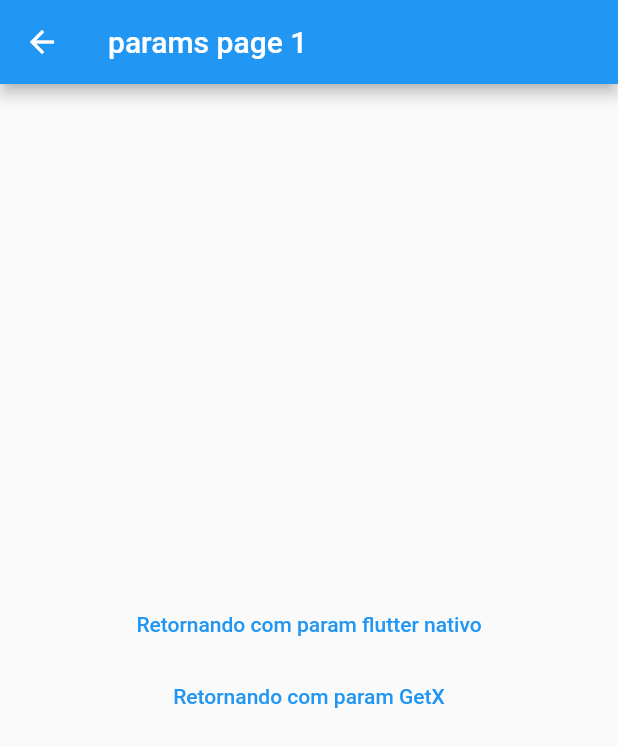
After one commit to moraes3000/flutter_getx_tutorial, a Flutter app: the AwaitParamsHomePage screen opened directly, after a tap on "Got to page com flutter nativo", on a phone screen of 412 x 824 dp. The commit adds this screen. Shown: the top 747 px of the screen. Run offline on Flutter 3.47's test engine with Material 2 defaults, Android fonts, the phone set to English and light mode, and no system bars; our stand-ins replace get.

Commit message:
await params

```diff
--- /dev/null
+++ b/get_rotas/lib/navegacao_comum/await_params/await_params_home_page.dart
@@ -0,0 +1,44 @@
+import 'package:flutter/material.dart';
+import 'package:get/get.dart';
+
+import 'await_params_page1.dart';
+
+class AwaitParamsHomePage extends StatelessWidget {
+  const AwaitParamsHomePage({Key? key}) : super(key: key);
+
+  @override
+  Widget build(BuildContext context) {
+    return Scaffold(
+      appBar: AppBar(
+        title: const Text('await params'),
+      ),
+      body: Center(
+        child: Column(
+          mainAxisAlignment: MainAxisAlignment.center,
+          children: [
+            TextButton(
+              onPressed: () async {
+                final result = await Navigator.of(context).push(
+                  MaterialPageRoute(
+                    builder: (context) {
+                      return const AwaitParamsPage1();
+                    },
+                  ),
+                );
+                debugPrint(result);
+              },
+              child: const Text('Got to page com flutter nativo'),
+            ),
+            TextButton(
+              onPressed: () async {
+                final result = await Get.to(const AwaitParamsPage1());
+                debugPrint(result);
+              },
+              child: const Text('Got to page com GetX'),
+            ),
+          ],
+        ),
+      ),
+    );
+  }
+}
--- /dev/null
+++ b/get_rotas/lib/navegacao_comum/await_params/await_params_page1.dart
@@ -0,0 +1,35 @@
+import 'package:flutter/material.dart';
+import 'package:get/get.dart';
+
+class AwaitParamsPage1 extends StatelessWidget {
+  const AwaitParamsPage1({Key? key}) : super(key: key);
+
+  @override
+  Widget build(BuildContext context) {
+    return Scaffold(
+      appBar: AppBar(
+        title: const Text('params page 1'),
+      ),
+      body: Center(
+        child: Column(
+          mainAxisAlignment: MainAxisAlignment.center,
+          children: [
+            TextButton(
+              onPressed: () {
+                Navigator.of(context)
+                    .pop('retornando parâmetro pelo flutter nativo');
+              },
+              child: const Text('Retornando com param flutter nativo'),
+            ),
+            TextButton(
+              onPressed: () {
+                Get.back(result: 'Retornando pelo getX');
+              },
+              child: const Text('Retornando com param GetX'),
+            ),
+          ],
+        ),
+      ),
+    );
+  }
+}
--- a/get_rotas/lib/navegacao_comum/navegacao_comum_home_page.dart
+++ b/get_rotas/lib/navegacao_comum/navegacao_comum_home_page.dart
@@ -3,6 +3,7 @@ import 'package:get/get.dart';
 import 'package:get_rotas/navegacao_comum/back/back_home_page.dart';
 import 'package:get_rotas/navegacao_comum/off/off_home_page.dart';
 
+import 'await_params/await_params_home_page.dart';
 import 'off_all/off_all_home_page.dart';
 import 'send_params/send_params_home_page.dart';
 import 'to/to_home_page.dart';
@@ -50,6 +51,12 @@ class NavegacaoComumHomePage extends StatelessWidget {
               },
               child: const Text('Enviando parâmetros'),
             ),
+            ElevatedButton(
+              onPressed: () {
+                Get.to(AwaitParamsHomePage());
+              },
+              child: const Text('AwaitParamsHomePage'),
+            ),
           ],
         ),
       ),
```
